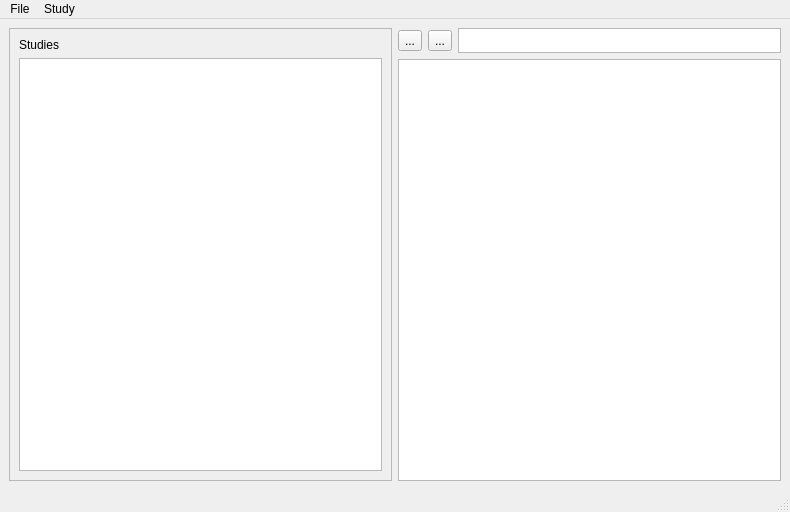
Qt form mainwindow.ui (josebur/UMSL) before a commit.
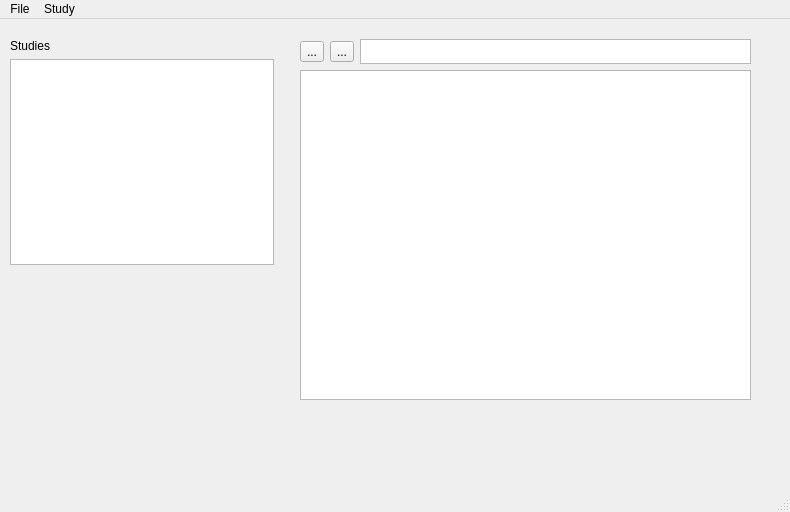
The same form after that commit.

Commit message:
Defined what the main window will look like.
Added a QSplitter so that the user can resize the studies list if needed.
Also added a line to force the Cleanlooks style until I can figure out why
it is not using the system style.

```diff
--- a/mainwindow.ui
+++ b/mainwindow.ui
@@ -14,22 +14,13 @@
    <string>MainWindow</string>
   </property>
   <widget class="QWidget" name="centralwidget">
-   <layout class="QHBoxLayout" name="horizontalLayout_2">
-    <item>
-     <widget class="QScrollArea" name="scrollArea">
-      <property name="frameShadow">
-       <enum>QFrame::Raised</enum>
-      </property>
-      <property name="widgetResizable">
-       <bool>true</bool>
-      </property>
-      <widget class="QWidget" name="scrollAreaWidgetContents">
+   <widget class="QWidget" name="studiesWidget" native="true">
        <property name="geometry">
         <rect>
-         <x>0</x>
-         <y>0</y>
-         <width>383</width>
-         <height>443</height>
+      <x>10</x>
+      <y>20</y>
+      <width>264</width>
+      <height>226</height>
         </rect>
        </property>
        <layout class="QVBoxLayout" name="verticalLayout">
@@ -45,9 +36,15 @@
         </item>
        </layout>
       </widget>
-     </widget>
-    </item>
-    <item>
+   <widget class="QWidget" name="mainWidget" native="true">
+    <property name="geometry">
+     <rect>
+      <x>300</x>
+      <y>20</y>
+      <width>451</width>
+      <height>361</height>
+     </rect>
+    </property>
      <layout class="QVBoxLayout" name="verticalLayout_2">
       <item>
        <layout class="QHBoxLayout" name="horizontalLayout">
@@ -87,8 +84,7 @@
        <widget class="QTextEdit" name="textEdit"/>
       </item>
      </layout>
-    </item>
-   </layout>
+   </widget>
   </widget>
   <widget class="QMenuBar" name="menubar">
    <property name="geometry">
```
Lines whose indentation alone changed are shown as unchanged. The commit also changes 2 other files.
